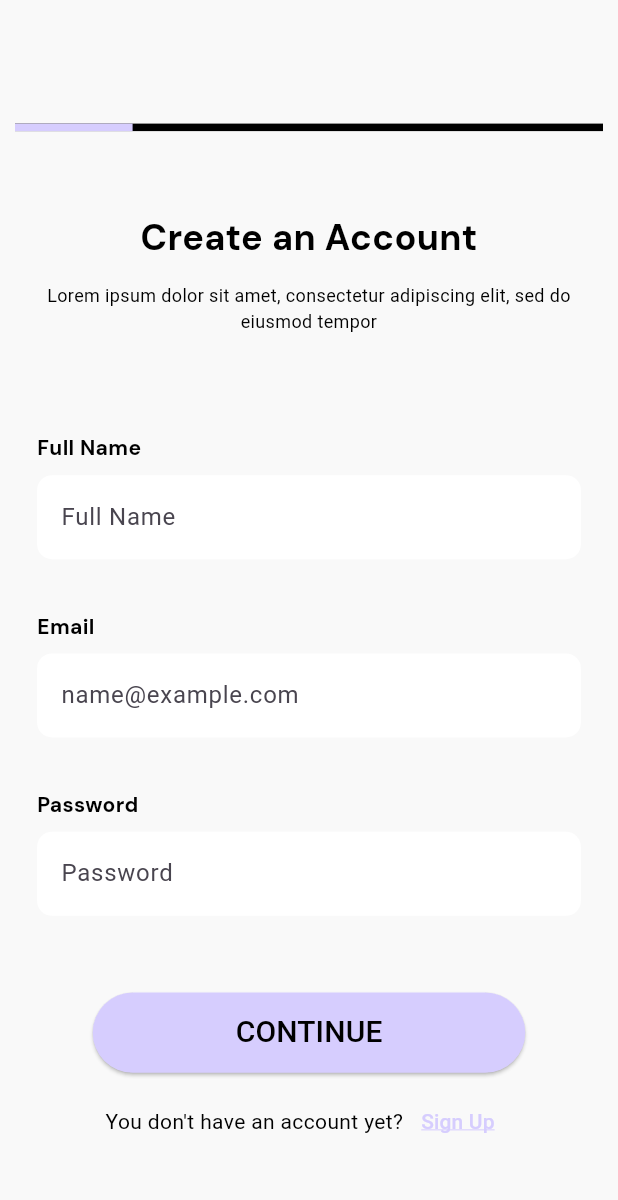
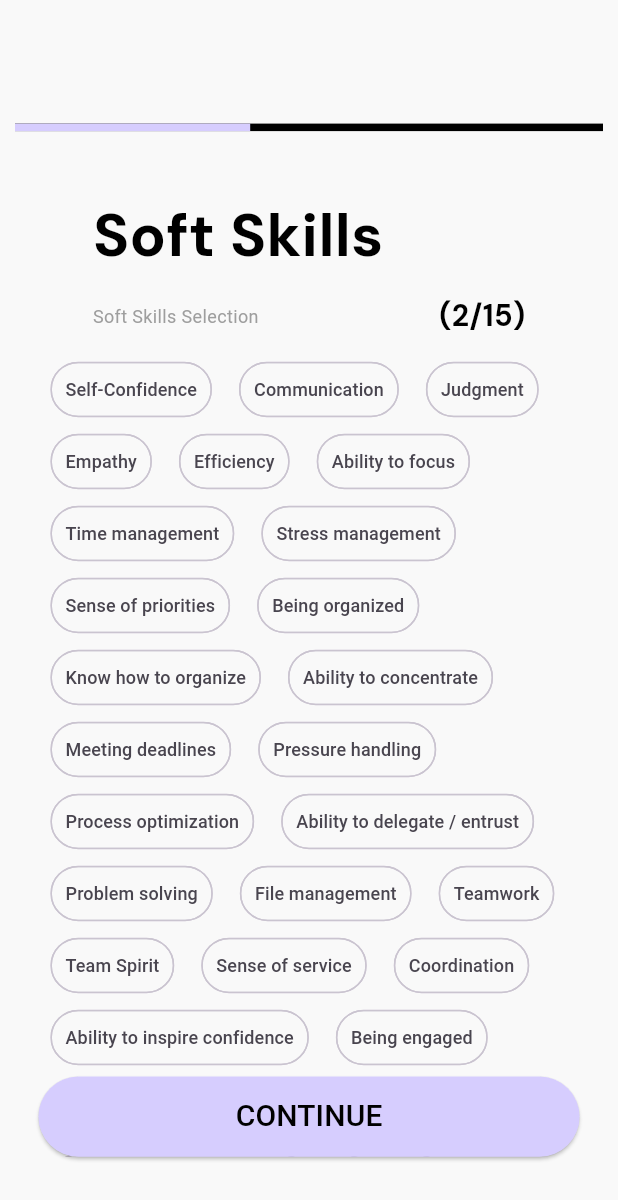
Before and after one commit to algosup/2023-2024-project-5-flutter-team-8, a Flutter app: the screen it shows after launch, on a phone screen of 412 x 824 dp. Shown: the top 1200 px of the screen. Run offline on Flutter 3.47's test engine with Material 3 defaults, Android fonts, the phone set to English and light mode, and no system bars; drawn by our look-alikes of percent_indicator; our stand-ins replace flutter_svg, go_router; project files that could hold a hidden picture were left out.

Commit message:
Soft skills page front done

```diff
--- a/src/lib/routes.dart
+++ b/src/lib/routes.dart
@@ -1,13 +1,15 @@
+import 'package:adopte_1_candidat/signup/tags.dart';
 import 'package:go_router/go_router.dart';
 
 import 'package:adopte_1_candidat/loading.dart';
 import 'package:adopte_1_candidat/splash_screen.dart';
 import 'package:adopte_1_candidat/login/login.dart';
 import 'package:adopte_1_candidat/signup/signup.dart';
+import 'package:adopte_1_candidat/signup/select_softskills.dart';
 
 GoRouter goRouter() {
   return GoRouter(
-    initialLocation: '/signup',
+    initialLocation: '/selectSoftSkills',
     routes: <RouteBase>[
       GoRoute(
         path: '/loading',
@@ -29,6 +31,16 @@ GoRouter goRouter() {
         name: 'signup',
         builder: (context, state) => const Signup(),
       ),
+      GoRoute(
+        path: '/selectSoftSkills',
+        name: 'selectSoftSkills',
+        builder: (context, state) => const SelectSoftSkills(),
+      ),
+      GoRoute(
+        path: '/tags',
+        name: 'tags',
+        builder: (context, state) => WrapWidgetDemo(),
+      )
     ],
   );
 }
--- /dev/null
+++ b/src/lib/signup/select_softskills.dart
@@ -0,0 +1,264 @@
+import 'package:flutter/material.dart';
+import 'package:go_router/go_router.dart';
+import 'package:percent_indicator/percent_indicator.dart';
+
+import '../constants.dart';
+import '../database.dart';
+import '../redundancy/round_button.dart';
+
+class SelectSoftSkills extends StatefulWidget {
+  const SelectSoftSkills({super.key});
+
+  @override
+  _SelectSoftSkillsState createState() => _SelectSoftSkillsState();
+}
+
+class _SelectSoftSkillsState extends State<SelectSoftSkills> {
+  final _formKey = GlobalKey<FormState>();
+  final _fullNameController = TextEditingController();
+  final _emailController = TextEditingController();
+  final _passwordController = TextEditingController();
+  String? _emailPasswordError;
+
+  final List<String> skills = [
+    "Self-Confidence",
+    "Communication",
+    "Judgment",
+    "Empathy",
+    "Efficiency",
+    "Ability to focus",
+    "Time management",
+    "Stress management",
+    "Sense of priorities",
+    "Being organized",
+    "Know how to organize",
+    "Ability to concentrate",
+    "Meeting deadlines",
+    "Pressure handling",
+    "Process optimization",
+    "Ability to delegate / entrust",
+    "Problem solving",
+    "File management",
+    "Teamwork",
+    "Team Spirit",
+    "Sense of service",
+    "Coordination",
+    "Ability to inspire confidence",
+    "Being engaged",
+    "Ability to create human relationships",
+    "Cooperation & collaboration",
+    "Flexibility",
+    "Adaptability (when facing changes)",
+    "Being open to changes",
+    "Self-reflective",
+    "Anticipation",
+    "Innovation",
+    "Creativity",
+    "Optimism",
+    "Self-improvement",
+    "Getting out of comfort-zone",
+    "Audacity",
+    "Curiosity",
+    "Risk-taking"
+  ];
+
+  @override
+  void dispose() {
+    _fullNameController.dispose();
+    _emailController.dispose();
+    _passwordController.dispose();
+    super.dispose();
+  }
+
+  Widget chips() {
+    return SingleChildScrollView(
+      child: Wrap(
+        spacing: 2.0,
+        children: skills.map((skill) {
+          return Padding(
+            padding: const EdgeInsets.symmetric(horizontal: 8.0),
+            child: chip(skill),
+          );
+        }).toList(),
+      ),
+    );
+  }
+
+  Widget chip(String label) {
+    return Chip(
+      labelPadding: const EdgeInsets.symmetric(vertical: 1.0, horizontal: 1.0),
+      label: Text(
+        label,
+        style: const TextStyle(
+          fontSize: 12,
+        ),
+      ),
+      backgroundColor: backgroundColor,
+      elevation: 6.0,
+      shadowColor: Colors.grey[60],
+      shape: RoundedRectangleBorder(
+        borderRadius: BorderRadius.circular(20.0),
+      ),
+    );
+  }
+
+  @override
+  Widget build(BuildContext context) {
+    final size = MediaQuery.of(context).size;
+
+    return Scaffold(
+      backgroundColor: backgroundColor,
+      body: Center(
+        child: Column(
+          children: [
+            SizedBox(
+              height: size.height * 0.1,
+            ),
+            LinearPercentIndicator(
+              width: size.width,
+              percent: 0.4,
+              animation: true,
+              backgroundColor: Colors.black,
+              progressColor: purpleColor,
+            ),
+            SizedBox(
+              height: size.height * 0.05,
+            ),
+            Padding(
+              padding: EdgeInsets.symmetric(horizontal: size.width * 0.06),
+              child: Form(
+                key: _formKey,
+                child: Column(
+                  children: [
+                    SizedBox(
+                      width: size.width * 0.7,
+                      child: const Column(
+                        crossAxisAlignment: CrossAxisAlignment.start,
+                        children: [
+                          Text(
+                            'Soft Skills',
+                            style: TextStyle(
+                              color: Colors.black,
+                              fontSize: 40,
+                              fontFamily: 'DM Sans',
+                              fontWeight: FontWeight.bold,
+                            ),
+                          ),
+                          Row(
+                            children: [
+                              Text(
+                                'Soft Skills Selection',
+                                textAlign: TextAlign.center,
+                                style: TextStyle(
+                                  color: Colors.grey,
+                                  fontSize: 12,
+                                ),
+                              ),
+                              Spacer(),
+                              Text(
+                                '(2/15)',
+                                style: TextStyle(
+                                  color: Colors.black,
+                                  fontSize: 20,
+                                  fontFamily: 'DM Sans',
+                                  fontWeight: FontWeight.bold,
+                                  height: 2.5,
+                                ),
+                              ),
+                            ],
+                          ),
+                        ],
+                      ),
+                    ),
+                    SizedBox(
+                      height: size.height * 0.65,
+                      child: Stack(
+                        children: [
+                          chips(),
+                          Positioned(
+                            bottom: 0,
+                            left: 0,
+                            right: 0,
+                            child: ContinueButton(
+                              context: context,
+                              fullNameController: _fullNameController,
+                              emailController: _emailController,
+                              passwordController: _passwordController,
+                              formKey: _formKey,
+                              onError: (error) {
+                                setState(() {
+                                  _emailPasswordError = error;
+                                });
+                              },
+                              size: size,
+                            ),
+                          ),
+                        ],
+                      ),
+                    ),
+                  ],
+                ),
+              ),
+            ),
+          ],
+        ),
+      ),
+    );
+  }
+}
+
+bool isFullNameValid(String? value) {
+  return value != null && value.isNotEmpty;
+}
+
+bool isEmailValid(String? value) {
+  return value != null && value.isNotEmpty && value.contains('@');
+}
+
+bool isPasswordValid(String? value) {
+  return value != null &&
+      value.length >= 6 &&
+      value.contains(RegExp(r'[0-9]')) &&
+      value.contains(RegExp(r'[a-z]')) &&
+      value.contains(RegExp(r'[A-Z]')) &&
+      value.contains(RegExp(r'[!@#$%^&*(),.?":{}|<>]'));
+}
+
+class ContinueButton extends RoundButton {
+  final BuildContext context;
+  final TextEditingController fullNameController;
+  final TextEditingController emailController;
+  final TextEditingController passwordController;
+  final GlobalKey<FormState> formKey;
+  final Function(String?) onError;
+
+  ContinueButton({
+    super.key,
+    required super.size,
+    required this.context,
+    required this.fullNameController,
+    required this.emailController,
+    required this.passwordController,
+    required this.formKey,
+    required this.onError,
+  }) : super(
+          color: purpleColor,
+          text: 'Continue',
+          onPressed: () {
+            if (formKey.currentState?.validate() ?? false) {
+              String fullName = fullNameController.text;
+              String email = emailController.text;
+              String password = passwordController.text;
+
+              if (isFullNameValid(fullName) &&
+                  isEmailValid(email) &&
+                  isPasswordValid(password)) {
+                users.add(User(fullName: fullName, email: email, password: password));
+                GoRouter.of(context).push('/selectSoftskills');
+              } else {
+                onError('Please fill out all fields correctly');
+              }
+            }
+          },
+        );
+}
--- a/src/lib/signup/signup.dart
+++ b/src/lib/signup/signup.dart
@@ -155,7 +155,7 @@ class _SignupState extends State<Signup> {
                           mainAxisAlignment: MainAxisAlignment.center,
                           children: [
                             const Text(
-                              'You don\'t have an account yet?',
+                              'You already have an account?',
                               style: TextStyle(
                                 color: Colors.black,
                                 fontSize: 14,
@@ -163,13 +163,13 @@ class _SignupState extends State<Signup> {
                             ),
                             TextButton(
                               onPressed: () {
-                                GoRouter.of(context).go('/signup');
+                                GoRouter.of(context).go('/login');
                               },
                               style: ButtonStyle(
                                 overlayColor: MaterialStateProperty.all(Colors.transparent), // Remove splash effect
                               ),
                               child: const Text(
-                                'Sign Up',
+                                'Log In',
                                 style: TextStyle(
                                   color: purpleColor,
                                   decoration: TextDecoration.underline,
@@ -261,7 +261,7 @@ class ContinueButton extends RoundButton {
             if (isFullNameValid(fullName) && isEmailValid(email) && isPasswordValid(password)) {
               users.add(User(fullName: fullName, email: email, password: password));
               // TODO: Fill with an address
-              GoRouter.of(context).push('/login');
+              GoRouter.of(context).push('/selectSoftskills');
             } else {
               onError('Please fill out all fields correctly');
             }
--- a/src/pubspec.yaml
+++ b/src/pubspec.yaml
@@ -12,6 +12,7 @@ dependencies:
   go_router: ^14.1.2
   flutter_svg: ^1.0.0
   percent_indicator: ^4.2.2
+  flutter_tags: ^1.0.0-nullsafety.1
 
 dev_dependencies:
   flutter_test:
```
Also changed, not shown: src/lib/signup/tags.dart (added, +68 -0 lines), src/pubspec.lock.
